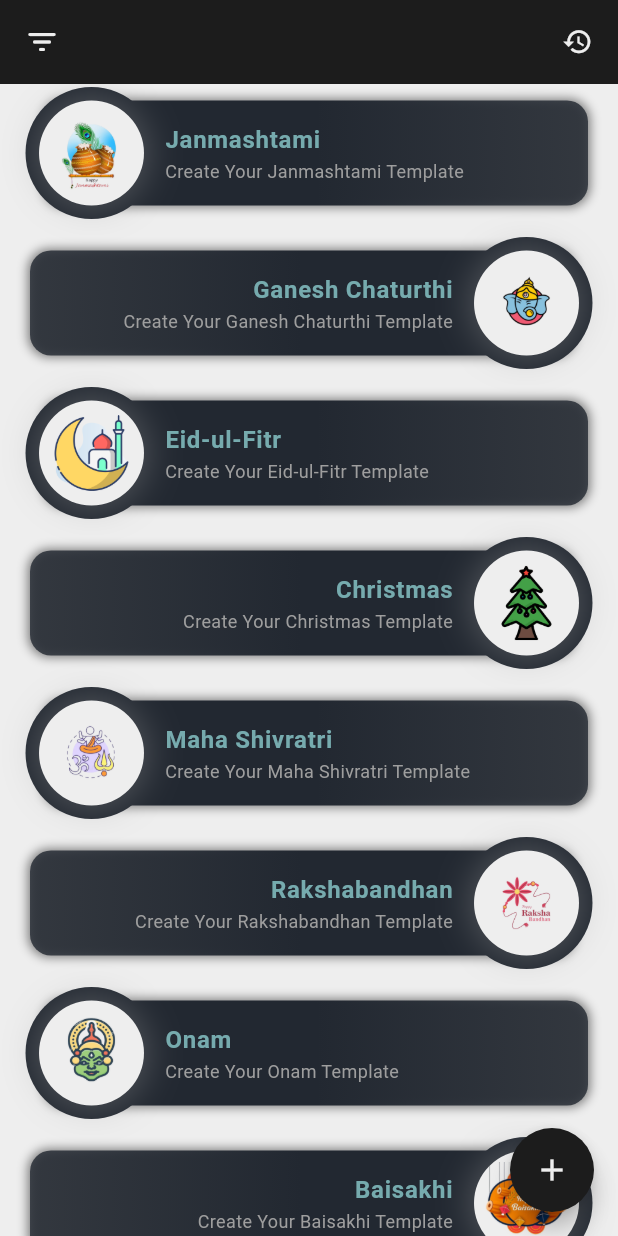
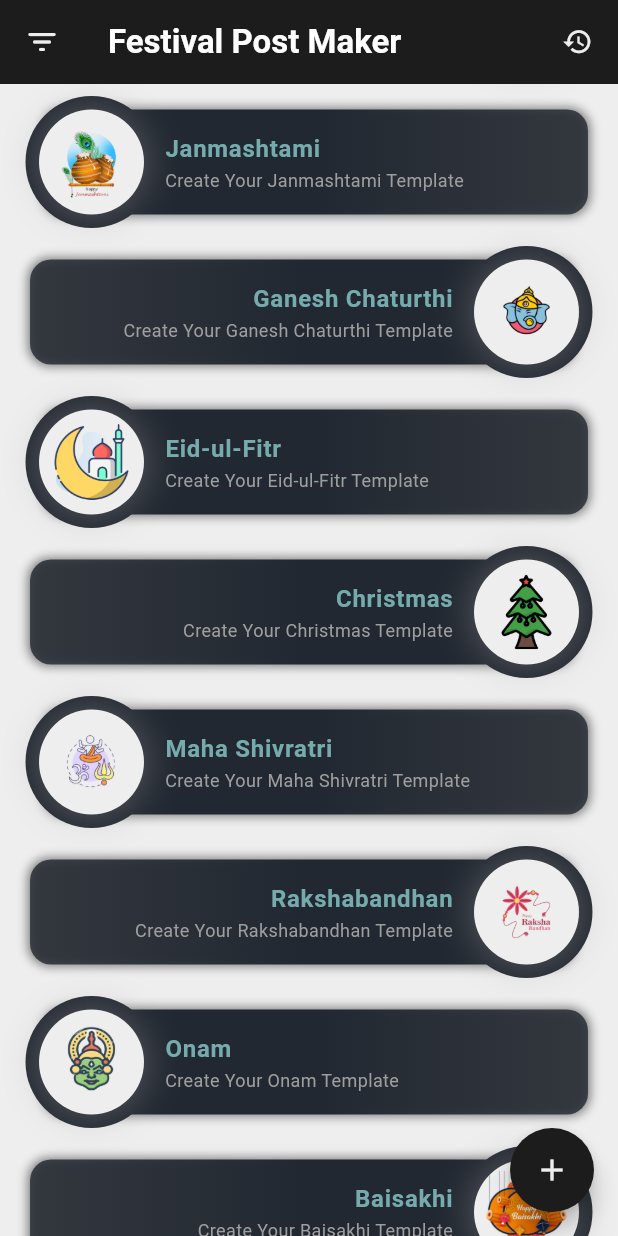
Before and after one commit to Zimil-Patel/festival_post_maker, a Flutter app: the screen it shows after launch, scrolled down 576 dp, on a phone screen of 412 x 824 dp. Run offline on Flutter 3.47's test engine with Material 3 defaults, Android fonts, the phone set to English and light mode, and no system bars; our stand-ins replace google_fonts; Roboto replaces fonts that are missing (Varela Round).

Commit message:
04-04-2024

```diff
--- a/lib/utils/global variables/methods.dart
+++ b/lib/utils/global variables/methods.dart
@@ -1,4 +1,3 @@
-import 'package:festival_post_maker/utils/global%20variables/variables.dart';
 import 'package:flutter/material.dart';
 import 'package:google_fonts/google_fonts.dart';
 
@@ -20,15 +19,14 @@
       ),
     ),
     titleLarge: GoogleFonts.varelaRound(
-      textStyle: TextStyle(
-        fontSize: screenHeigth / 34,
+      textStyle: const TextStyle(
         color: Colors.white,
         fontWeight: FontWeight.w600,
       ),
     ),
     displayLarge: GoogleFonts.varta(
-      textStyle: TextStyle(
-        fontSize: screenHeigth / 25,
+      textStyle: const TextStyle(
+        fontSize: 45,
         color: Colors.white,
         fontWeight: FontWeight.w600,
       ),
```
